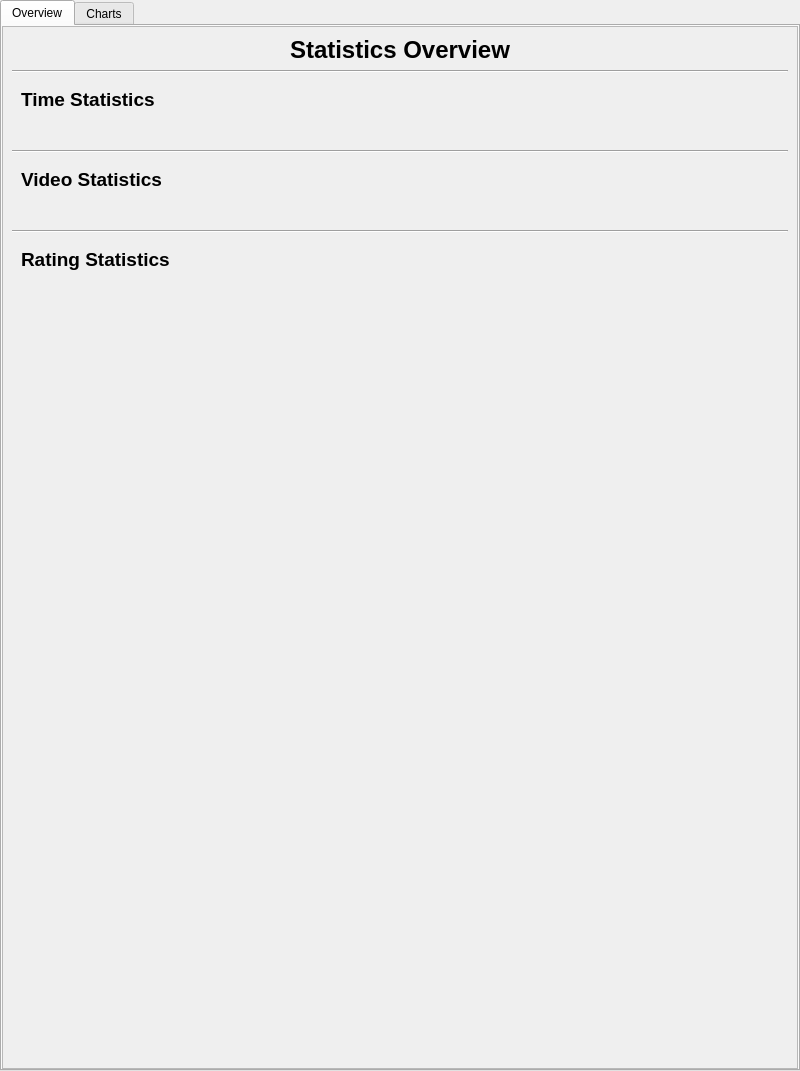
The window that MediaManager/src/QtClasses/UI/Form Files/StatsDialog.ui (PaunescuAndrei/MediaManager) describes before a commit, drawn with Qt 5.
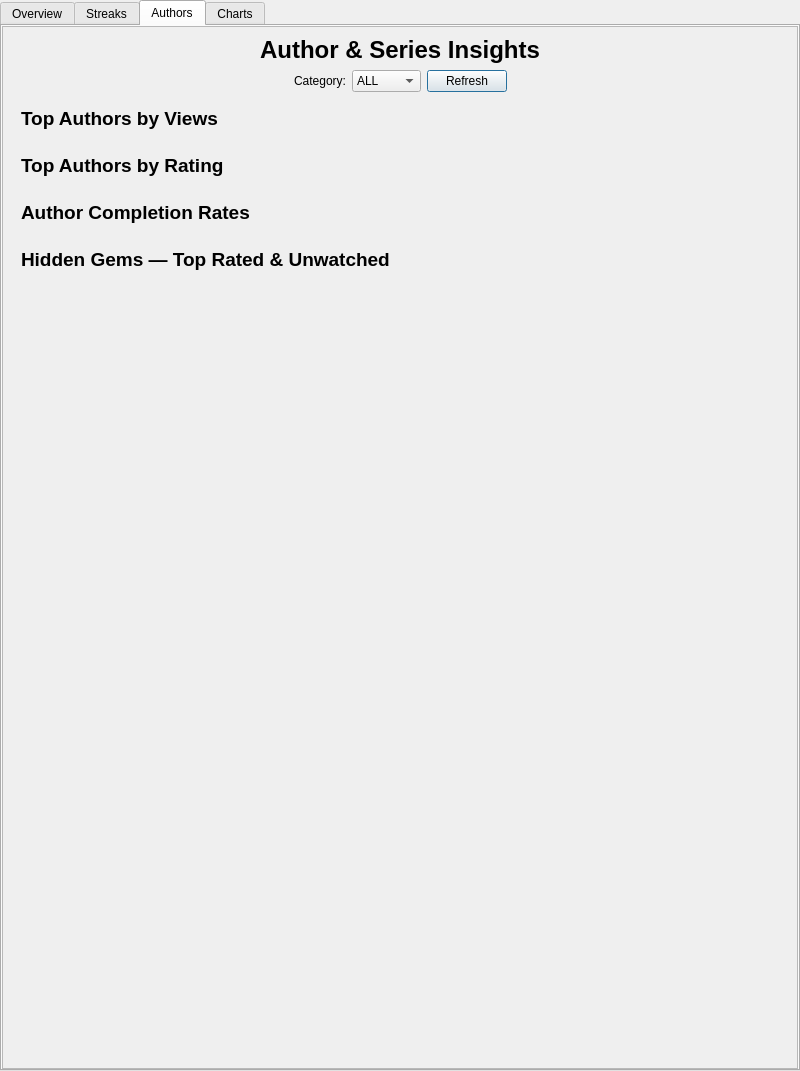
The same window after the commit. The open tabs and pages were chosen to show the change.

Commit message: Apply code review fixes: dead code removal, caching, WAL revert, qBound guards, chart default, time label format, header preservation in refreshAuthors

Diff of the .ui file:
```diff
--- a/MediaManager/src/QtClasses/UI/Form Files/StatsDialog.ui
+++ b/MediaManager/src/QtClasses/UI/Form Files/StatsDialog.ui
@@ -199,6 +199,335 @@
        </item>
       </layout>
      </widget>
+     <widget class="QWidget" name="streaksTab">
+      <attribute name="title">
+       <string>Streaks</string>
+      </attribute>
+      <layout class="QVBoxLayout" name="streaksTabLayout">
+       <property name="leftMargin">
+        <number>0</number>
+       </property>
+       <property name="topMargin">
+        <number>0</number>
+       </property>
+       <property name="rightMargin">
+        <number>0</number>
+       </property>
+       <property name="bottomMargin">
+        <number>0</number>
+       </property>
+       <item>
+        <widget class="QScrollArea" name="streaksScrollArea">
+         <property name="widgetResizable">
+          <bool>true</bool>
+         </property>
+         <widget class="QWidget" name="streaksScrollContent">
+          <property name="geometry">
+           <rect>
+            <x>0</x>
+            <y>0</y>
+            <width>794</width>
+            <height>800</height>
+           </rect>
+          </property>
+          <layout class="QVBoxLayout" name="streaksMainLayout">
+           <item>
+            <widget class="QLabel" name="streaksTitleLabel">
+             <property name="font">
+              <font>
+               <pointsize>18</pointsize>
+               <bold>true</bold>
+              </font>
+             </property>
+             <property name="text">
+              <string>Watch Streaks</string>
+             </property>
+             <property name="alignment">
+              <set>Qt::AlignmentFlag::AlignCenter</set>
+             </property>
+            </widget>
+           </item>
+           <item>
+            <widget class="QWidget" name="streakDisplayContainer" native="true">
+             <layout class="QGridLayout" name="streakDisplayLayout"/>
+            </widget>
+           </item>
+           <item>
+            <widget class="Line" name="streakLine1">
+             <property name="orientation">
+              <enum>Qt::Orientation::Horizontal</enum>
+             </property>
+            </widget>
+           </item>
+           <item>
+            <widget class="QWidget" name="streakCalendarContainer" native="true">
+             <layout class="QVBoxLayout" name="streakCalendarLayout"/>
+            </widget>
+           </item>
+           <item>
+            <widget class="Line" name="streakLine2">
+             <property name="orientation">
+              <enum>Qt::Orientation::Horizontal</enum>
+             </property>
+            </widget>
+           </item>
+           <item>
+            <widget class="QWidget" name="goalsContainer" native="true">
+             <layout class="QVBoxLayout" name="goalsLayout">
+              <item>
+               <widget class="QLabel" name="goalsTitleLabel">
+                <property name="font">
+                 <font>
+                  <pointsize>14</pointsize>
+                  <bold>true</bold>
+                 </font>
+                </property>
+                <property name="text">
+                 <string>Daily Goals</string>
+                </property>
+               </widget>
+              </item>
+              <item>
+               <widget class="QWidget" name="goalsGridContainer" native="true">
+                <layout class="QGridLayout" name="goalsGridLayout"/>
+               </widget>
+              </item>
+             </layout>
+            </widget>
+           </item>
+           <item>
+            <spacer name="streaksSpacer">
+             <property name="orientation">
+              <enum>Qt::Orientation::Vertical</enum>
+             </property>
+             <property name="sizeHint" stdset="0">
+              <size>
+               <width>20</width>
+               <height>40</height>
+              </size>
+             </property>
+            </spacer>
+           </item>
+          </layout>
+         </widget>
+        </widget>
+       </item>
+      </layout>
+     </widget>
+     <widget class="QWidget" name="authorsTab">
+      <attribute name="title">
+       <string>Authors</string>
+      </attribute>
+      <layout class="QVBoxLayout" name="authorsTabLayout">
+       <property name="leftMargin">
+        <number>0</number>
+       </property>
+       <property name="topMargin">
+        <number>0</number>
+       </property>
+       <property name="rightMargin">
+        <number>0</number>
+       </property>
+       <property name="bottomMargin">
+        <number>0</number>
+       </property>
+       <item>
+        <widget class="QScrollArea" name="authorsScrollArea">
+         <property name="widgetResizable">
+          <bool>true</bool>
+         </property>
+         <widget class="QWidget" name="authorsScrollContent">
+          <property name="geometry">
+           <rect>
+            <x>0</x>
+            <y>0</y>
+            <width>794</width>
+            <height>800</height>
+           </rect>
+          </property>
+          <layout class="QVBoxLayout" name="authorsMainLayout">
+           <item>
+            <widget class="QLabel" name="authorsTitleLabel">
+             <property name="font">
+              <font>
+               <pointsize>18</pointsize>
+               <bold>true</bold>
+              </font>
+             </property>
+             <property name="text">
+              <string>Author &amp; Series Insights</string>
+             </property>
+             <property name="alignment">
+              <set>Qt::AlignmentFlag::AlignCenter</set>
+             </property>
+            </widget>
+           </item>
+           <item>
+            <widget class="QWidget" name="authorsFilterRow" native="true">
+             <layout class="QHBoxLayout" name="authorsFilterLayout">
+              <property name="leftMargin">
+               <number>0</number>
+              </property>
+              <property name="topMargin">
+               <number>0</number>
+              </property>
+              <property name="rightMargin">
+               <number>0</number>
+              </property>
+              <property name="bottomMargin">
+               <number>0</number>
+              </property>
+              <item>
+               <spacer name="authorsLeftSpacer">
+                <property name="orientation">
+                 <enum>Qt::Orientation::Horizontal</enum>
+                </property>
+                <property name="sizeHint" stdset="0">
+                 <size>
+                  <width>40</width>
+                  <height>20</height>
+                 </size>
+                </property>
+               </spacer>
+              </item>
+              <item>
+               <widget class="QLabel" name="authorsCategoryLabel">
+                <property name="text">
+                 <string>Category:</string>
+                </property>
+               </widget>
+              </item>
+              <item>
+               <widget class="QComboBox" name="authorsCategoryCombo">
+                <item>
+                 <property name="text"><string>ALL</string></property>
+                </item>
+                <item>
+                 <property name="text"><string>PLUS</string></property>
+                </item>
+                <item>
+                 <property name="text"><string>MINUS</string></property>
+                </item>
+               </widget>
+              </item>
+              <item>
+               <widget class="QPushButton" name="authorsRefreshBtn">
+                <property name="text">
+                 <string>Refresh</string>
+                </property>
+               </widget>
+              </item>
+              <item>
+               <spacer name="authorsRightSpacer">
+                <property name="orientation">
+                 <enum>Qt::Orientation::Horizontal</enum>
+                </property>
+                <property name="sizeHint" stdset="0">
+                 <size>
+                  <width>40</width>
+                  <height>20</height>
+                 </size>
+                </property>
+               </spacer>
+              </item>
+             </layout>
+            </widget>
+           </item>
+           <item>
+            <widget class="QWidget" name="topAuthorsContainer" native="true">
+             <layout class="QVBoxLayout" name="topAuthorsLayout">
+              <item>
+               <widget class="QLabel" name="topAuthorsTitle">
+                <property name="font">
+                 <font>
+                  <pointsize>14</pointsize>
+                  <bold>true</bold>
+                 </font>
+                </property>
+                <property name="text">
+                 <string>Top Authors by Views</string>
+                </property>
+               </widget>
+              </item>
+             </layout>
+            </widget>
+           </item>
+           <item>
+            <widget class="QWidget" name="topRatedAuthorsContainer" native="true">
+             <layout class="QVBoxLayout" name="topRatedAuthorsLayout">
+              <item>
+               <widget class="QLabel" name="topRatedAuthorsTitle">
+                <property name="font">
+                 <font>
+                  <pointsize>14</pointsize>
+                  <bold>true</bold>
+                 </font>
+                </property>
+                <property name="text">
+                 <string>Top Authors by Rating</string>
+                </property>
+               </widget>
+              </item>
+             </layout>
+            </widget>
+           </item>
+           <item>
+            <widget class="QWidget" name="authorCompletionContainer" native="true">
+             <layout class="QVBoxLayout" name="completionLayout">
+              <item>
+               <widget class="QLabel" name="authorCompletionTitle">
+                <property name="font">
+                 <font>
+                  <pointsize>14</pointsize>
+                  <bold>true</bold>
+                 </font>
+                </property>
+                <property name="text">
+                 <string>Author Completion Rates</string>
+                </property>
+               </widget>
+              </item>
+             </layout>
+            </widget>
+           </item>
+           <item>
+            <widget class="QWidget" name="hiddenGemsContainer" native="true">
+             <layout class="QVBoxLayout" name="hiddenGemsLayout">
+              <item>
+               <widget class="QLabel" name="hiddenGemsTitle">
+                <property name="font">
+                 <font>
+                  <pointsize>14</pointsize>
+                  <bold>true</bold>
+                 </font>
+                </property>
+                <property name="text">
+                 <string>Hidden Gems — Top Rated &amp; Unwatched</string>
+                </property>
+               </widget>
+              </item>
+             </layout>
+            </widget>
+           </item>
+           <item>
+            <spacer name="authorsSpacer">
+             <property name="orientation">
+              <enum>Qt::Orientation::Vertical</enum>
+             </property>
+             <property name="sizeHint" stdset="0">
+              <size>
+               <width>20</width>
+               <height>40</height>
+              </size>
+             </property>
+            </spacer>
+           </item>
+          </layout>
+         </widget>
+        </widget>
+       </item>
+      </layout>
+     </widget>
      <widget class="QWidget" name="chartsTab">
       <attribute name="title">
        <string>Charts</string>
```
Left out of the diff: 5 changed lines with no effect on the pictures. The commit also changes 11 other files.
